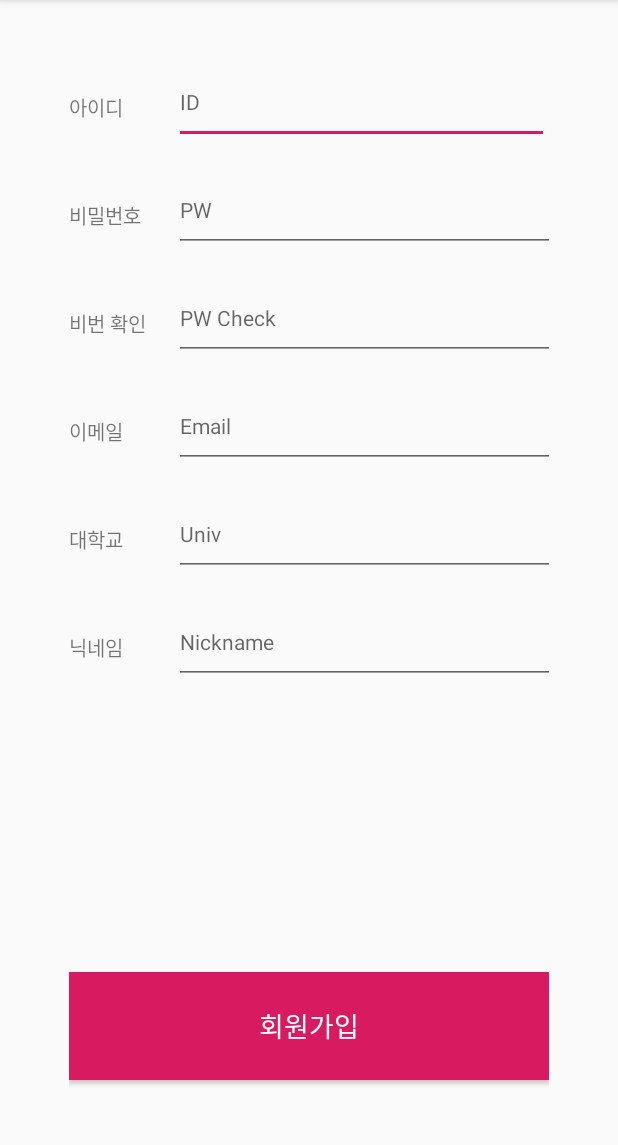
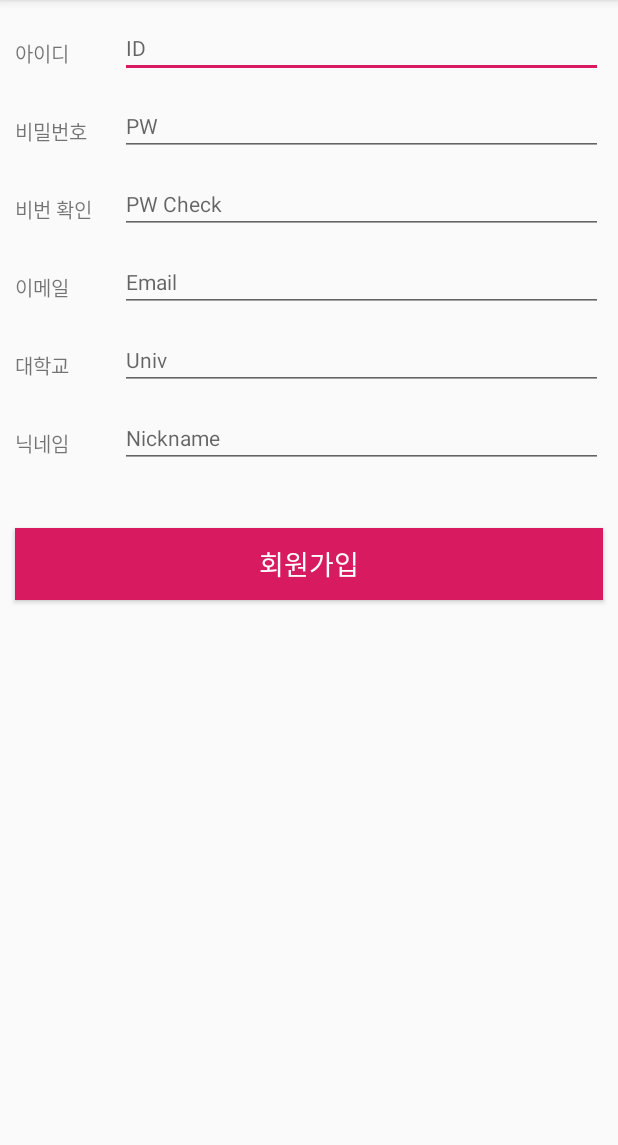
Before and after one commit to njw1204/study-partner, an Android app: the SignUpActivity screen opened directly, with no data from a screen before it, on a phone screen of 412 x 824 dp, the part 84-1229 px from its top. Run offline under Robolectric (Android 15) with nearby library versions, the light colour scheme and no system bars.

Commit message:
signup activity edit

```diff
--- a/app/src/main/res/layout/activity_sign_up.xml
+++ b/app/src/main/res/layout/activity_sign_up.xml
@@ -5,27 +5,21 @@
     android:layout_width="match_parent"
     android:layout_height="match_parent"
     android:gravity="center_horizontal"
-    android:weightSum="18"
     tools:context=".SignUpActivity">
 
     <LinearLayout
-        android:layout_width="0dp"
+        android:layout_width="match_parent"
         android:layout_height="match_parent"
-        android:layout_weight="14"
-        android:orientation="vertical"
-        android:weightSum="32">
-
-        <Space
-            android:layout_width="match_parent"
-            android:layout_height="0dp"
-            android:layout_weight="2" />
+        android:orientation="vertical">
 
         <LinearLayout
             android:layout_width="match_parent"
-            android:layout_height="0dp"
-            android:layout_weight="2"
-            android:orientation="horizontal"
-            android:weightSum="14">
+            android:layout_height="wrap_content"
+            android:layout_marginLeft="10dp"
+            android:layout_marginTop="20dp"
+            android:layout_marginRight="10dp"
+            android:layout_marginBottom="10dp"
+            android:orientation="horizontal">
 
             <TextView
                 android:id="@+id/textView4"
@@ -46,17 +40,11 @@
                 android:textSize="14sp" />
         </LinearLayout>
 
-        <Space
-            android:layout_width="match_parent"
-            android:layout_height="0dp"
-            android:layout_weight="1" />
-
         <LinearLayout
             android:layout_width="match_parent"
-            android:layout_height="0dp"
-            android:layout_weight="2"
-            android:orientation="horizontal"
-            android:weightSum="14">
+            android:layout_height="wrap_content"
+            android:layout_margin="10dp"
+            android:orientation="horizontal">
 
             <TextView
                 android:id="@+id/textView3"
@@ -78,17 +66,11 @@
                 android:textSize="14sp" />
         </LinearLayout>
 
-        <Space
-            android:layout_width="match_parent"
-            android:layout_height="0dp"
-            android:layout_weight="1" />
-
         <LinearLayout
             android:layout_width="match_parent"
-            android:layout_height="0dp"
-            android:layout_weight="2"
-            android:orientation="horizontal"
-            android:weightSum="14">
+            android:layout_height="wrap_content"
+            android:layout_margin="10dp"
+            android:orientation="horizontal">
 
             <TextView
                 android:id="@+id/textView2"
@@ -110,17 +92,11 @@
                 android:textSize="14sp" />
         </LinearLayout>
 
-        <Space
-            android:layout_width="match_parent"
-            android:layout_height="0dp"
-            android:layout_weight="1" />
-
         <LinearLayout
             android:layout_width="match_parent"
-            android:layout_height="0dp"
-            android:layout_weight="2"
-            android:orientation="horizontal"
-            android:weightSum="14">
+            android:layout_height="wrap_content"
+            android:layout_margin="10dp"
+            android:orientation="horizontal">
 
             <TextView
                 android:id="@+id/textView"
@@ -142,17 +118,11 @@
                 android:textSize="14sp" />
         </LinearLayout>
 
-        <Space
-            android:layout_width="match_parent"
-            android:layout_height="0dp"
-            android:layout_weight="1" />
-
         <LinearLayout
             android:layout_width="match_parent"
-            android:layout_height="0dp"
-            android:layout_weight="2"
-            android:orientation="horizontal"
-            android:weightSum="14">
+            android:layout_height="wrap_content"
+            android:layout_margin="10dp"
+            android:orientation="horizontal">
 
             <TextView
                 android:id="@+id/textView5"
@@ -174,17 +144,11 @@
                 android:textSize="14sp" />
         </LinearLayout>
 
-        <Space
-            android:layout_width="match_parent"
-            android:layout_height="0dp"
-            android:layout_weight="1" />
-
         <LinearLayout
             android:layout_width="match_parent"
-            android:layout_height="0dp"
-            android:layout_weight="2"
-            android:orientation="horizontal"
-            android:weightSum="14">
+            android:layout_height="wrap_content"
+            android:layout_margin="10dp"
+            android:orientation="horizontal">
 
             <TextView
                 android:id="@+id/textView6"
@@ -206,16 +170,13 @@
                 android:textSize="14sp" />
         </LinearLayout>
 
-        <Space
-            android:layout_width="match_parent"
-            android:layout_height="0dp"
-            android:layout_weight="8" />
-
         <Button
             android:id="@+id/signUp"
             android:layout_width="match_parent"
-            android:layout_height="0dp"
-            android:layout_weight="3"
+            android:layout_height="wrap_content"
+            android:layout_marginLeft="10dp"
+            android:layout_marginTop="30dp"
+            android:layout_marginRight="10dp"
             android:background="@color/colorAccent"
             android:onClick="signUp"
             android:text="회원가입"
```
